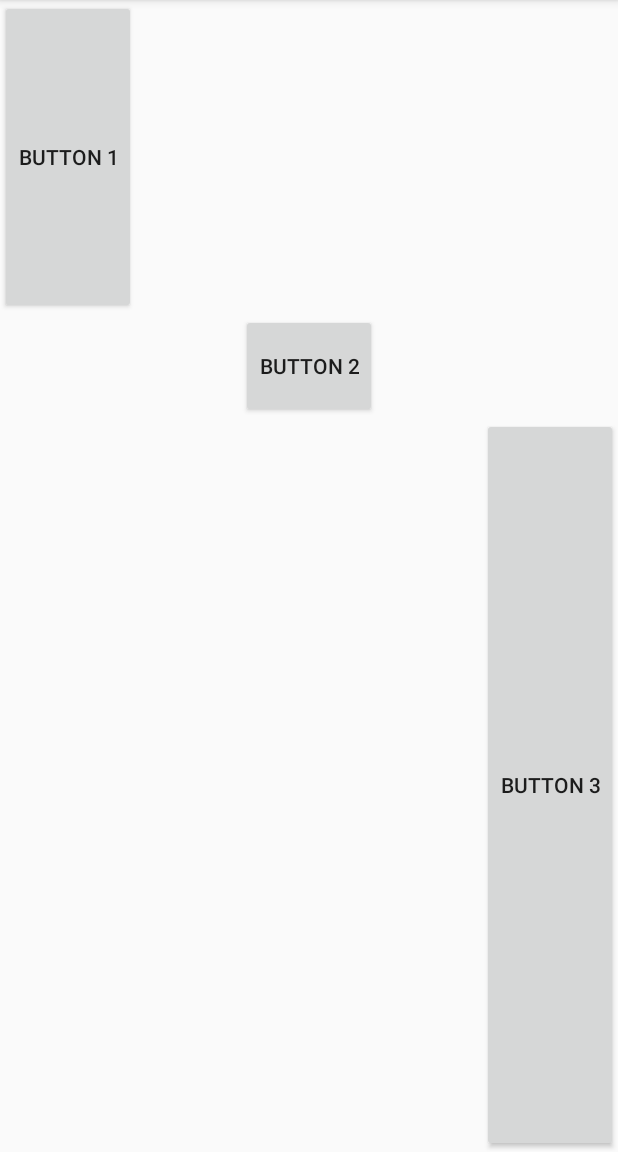
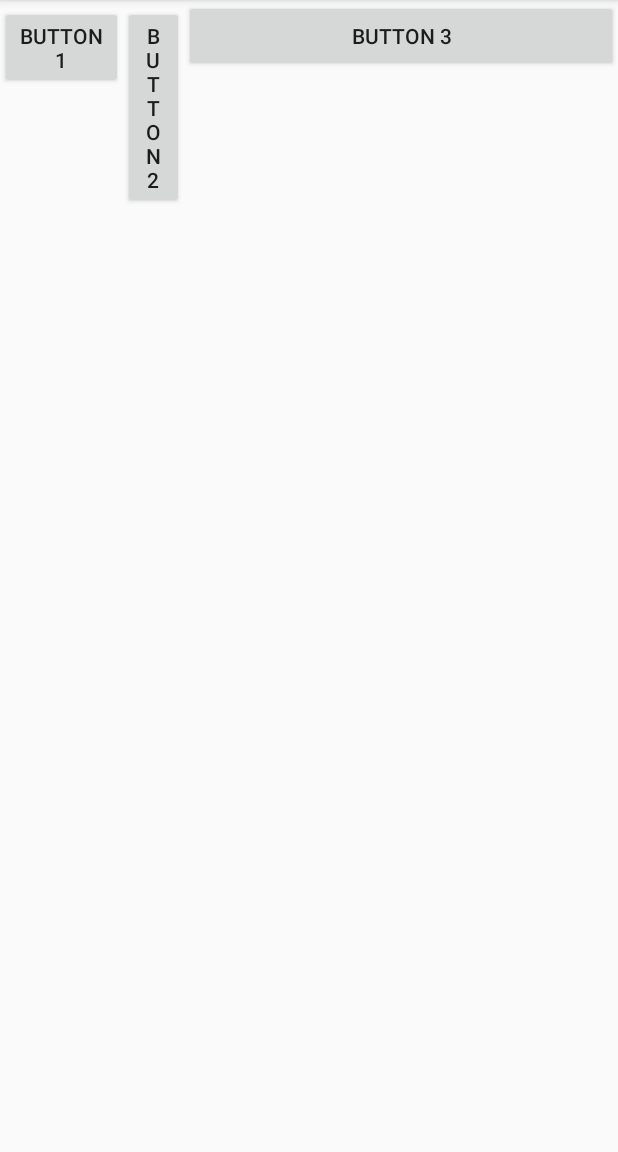
Before and after one commit to taniro/ExemploGerenciadoresLayout, an Android app: the Main3Activity screen opened directly, with no data from a screen before it, on a phone screen of 412 x 824 dp, the part 84-1236 px from its top. Run offline under Robolectric (Android 15) with nearby library versions, the phone set to English and light mode, and no system bars.

Commit message:
update 2021

```diff
--- a/app/src/main/res/layout/activity_main.xml
+++ b/app/src/main/res/layout/activity_main.xml
@@ -8,9 +8,8 @@
         tools:context=".MainActivity"
         android:background="@color/colorAccent"
         >
-
     <ImageView
-            android:layout_width="match_parent"
+            android:layout_width="200dp"
             android:layout_height="match_parent"
             app:srcCompat="@mipmap/ic_launcher_round"/>
 </FrameLayout>
--- a/app/src/main/res/layout/activity_main3.xml
+++ b/app/src/main/res/layout/activity_main3.xml
@@ -1,24 +1,29 @@
 <?xml version="1.0" encoding="utf-8"?>
-<LinearLayout
-        xmlns:android="http://schemas.android.com/apk/res/android"
+<LinearLayout xmlns:android="http://schemas.android.com/apk/res/android"
         xmlns:tools="http://schemas.android.com/tools"
-        android:orientation="vertical"
+        android:orientation="horizontal"
         android:layout_width="match_parent"
         android:layout_height="match_parent"
         tools:context=".Main3Activity">
 
     <Button
             android:text="Button 1"
-            android:layout_width="wrap_content"
-            android:layout_height="0dp" android:id="@+id/button1" android:layout_weight="3"/>
+            android:layout_width="0dp"
+            android:layout_height="wrap_content"
+            android:id="@+id/button1"
+            android:layout_weight="2" />
+
     <Button
             android:text="Button 2"
-            android:layout_width="wrap_content"
-            android:layout_height="0dp" android:id="@+id/button2"
-            android:layout_gravity="center" android:layout_weight="1"/>
+            android:layout_width="0dp"
+            android:layout_height="wrap_content"
+            android:id="@+id/button2"
+            android:layout_weight="1" />
+
     <Button
             android:text="Button 3"
-            android:layout_width="wrap_content"
-            android:layout_height="0dp" android:id="@+id/button3" android:layout_gravity="right"
-            android:layout_weight="7"/>
+            android:layout_width="0dp"
+            android:layout_height="wrap_content"
+            android:id="@+id/button3"
+            android:layout_weight="7" />
 </LinearLayout>
--- a/app/src/main/res/layout/infla_texto.xml
+++ b/app/src/main/res/layout/infla_texto.xml
@@ -1,6 +1,7 @@
 <?xml version="1.0" encoding="utf-8"?>
 <TextView xmlns:android="http://schemas.android.com/apk/res/android"
           android:id="@+id/textView"
+        android:textSize="30sp"
           android:layout_width="wrap_content"
           android:layout_height="wrap_content"
           android:textColor="#ff0000" />
```
Also changed, not shown: app/src/main/AndroidManifest.xml (+7 -5 lines), app/src/main/java/br/ufrn/eaj/tads/exemplogerenciadoreslayout/Main2Activity.kt (+9 -1 lines), app/src/main/java/br/ufrn/eaj/tads/exemplogerenciadoreslayout/Main7Activity.kt (+9 -5 lines), app/src/main/res/layout/activity_main2.xml (+19 -19 lines).
